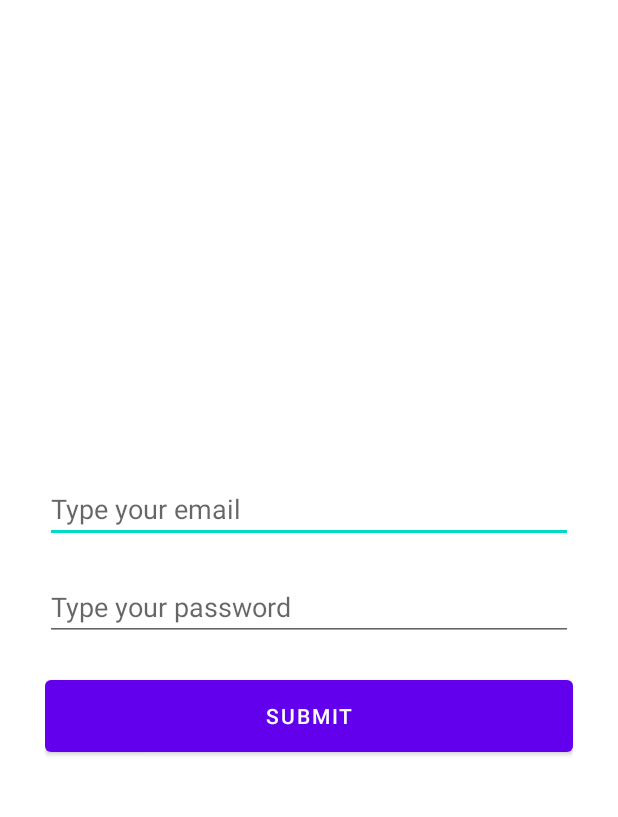
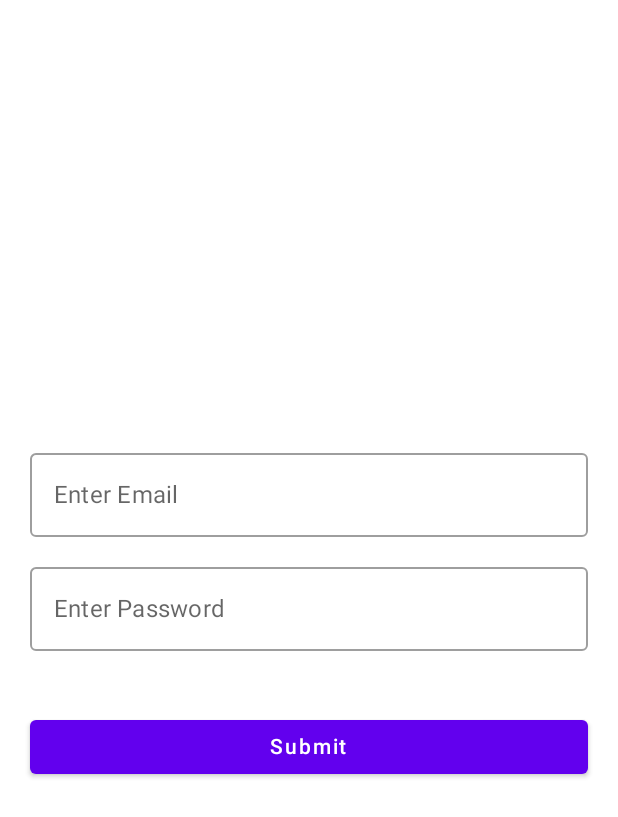
Before and after one commit to pravesh-choudhary/MyApplication2, an Android app built with Jetpack Compose: the screen it shows after launch (LoginActivity), on a phone screen of 412 x 824 dp. Shown: the top 817 px of the screen. Run offline under Robolectric (Android 15) with nearby library versions, the phone set to English and light mode, and no system bars; our stand-ins replace data binding.

Commit message:
Changed login ui to jetpack compose

```diff
--- a/app/src/main/java/com/example/myapplication/LoginActivity.kt
+++ b/app/src/main/java/com/example/myapplication/LoginActivity.kt
@@ -2,8 +2,16 @@ package com.example.myapplication
 
 import android.content.Intent
 import android.os.Bundle
-import android.widget.Toast
 import androidx.appcompat.app.AppCompatActivity
+import androidx.compose.foundation.layout.*
+import androidx.compose.material.Button
+import androidx.compose.material.OutlinedTextField
+import androidx.compose.material.Text
+import androidx.compose.runtime.mutableStateOf
+import androidx.compose.runtime.saveable.rememberSaveable
+import androidx.compose.ui.Modifier
+import androidx.compose.ui.graphics.Color
+import androidx.compose.ui.unit.dp
 import androidx.databinding.DataBindingUtil
 import androidx.lifecycle.ViewModelProvider
 import com.example.myapplication.databinding.ActivityLoginBinding
@@ -16,13 +24,66 @@ class LoginActivity : AppCompatActivity() {
         super.onCreate(savedInstanceState)
         val binding:ActivityLoginBinding=DataBindingUtil.setContentView(this,R.layout.activity_login)
         loginViewModel=ViewModelProvider(this).get(LoginViewModel::class.java)
-        binding.btnSubmit.setOnClickListener{
-            view->loginViewModel.onClick(view)
-            val email:String=binding.txtEmail.text.toString()
-            if(checkEmail(email)){
-                startActivity(Intent(this,HomeActivity::class.java))
-            }else{
-                binding.txtEmail.setError("Not Proper Email")
+
+        binding.composeView.setContent {
+            var mail = rememberSaveable { mutableStateOf("") }
+            var pass= rememberSaveable{ mutableStateOf("") }
+            var isError= rememberSaveable{
+                mutableStateOf(false)
+            }
+            Column(
+                modifier = Modifier.fillMaxSize()
+                    ,verticalArrangement = Arrangement.Center
+            ){
+                OutlinedTextField(value = mail.value,
+                    onValueChange = {
+                    mail.value=it
+                    isError.value=false },
+                    modifier = Modifier
+                        .fillMaxWidth()
+                        .padding(start=20.dp,end=20.dp,top=20.dp),
+                    placeholder = {
+                        Text("Enter Email")
+                    },
+                    isError = isError.value,
+
+                    )
+                if(isError.value){
+                  Text(
+                      text = "Not a valid email address",
+                      color= Color.Red,
+                      modifier = Modifier
+                          .padding(start=20.dp,top=5.dp)
+
+                  )
+                }
+                OutlinedTextField(value = pass.value, onValueChange = {pass.value=it},
+                    modifier = Modifier
+                        .fillMaxWidth()
+                        .padding(20.dp),
+                    placeholder = {
+                        Text("Enter Password")
+                    }
+                )
+                Button(
+                    modifier = Modifier
+                        .fillMaxWidth()
+                        .padding(20.dp)
+                    ,
+                    onClick = {
+                        if(checkEmail(mail.value)){
+                            startHome()
+                            loginViewModel.email.value=mail.value
+                            loginViewModel.pass.value=pass.value
+                        }else{
+                            isError.value=true
+                        }
+                     },
+                ){
+                    Text(
+                        text = "Submit"
+                    )
+                }
             }
         }
 
@@ -40,4 +101,7 @@ class LoginActivity : AppCompatActivity() {
     private fun checkEmail(email: String): Boolean {
         return EMAIL_ADDRESS_PATTERN.matcher(email).matches()
     }
+    private fun startHome(){
+        startActivity(Intent(applicationContext,HomeActivity::class.java))
+    }
 }
--- a/app/src/main/res/layout/activity_login.xml
+++ b/app/src/main/res/layout/activity_login.xml
@@ -1,47 +1,20 @@
 <?xml version="1.0" encoding="utf-8"?>
 <layout
     xmlns:android="http://schemas.android.com/apk/res/android"
-    xmlns:app="http://schemas.android.com/apk/res-auto"
     xmlns:tools="http://schemas.android.com/tools">
     <data>
         <variable
             name="LoginViewModel"
             type="com.example.myapplication.viewmodel.LoginViewModel" />
     </data>
+    <RelativeLayout
+        android:layout_width="match_parent"
+        android:layout_height="match_parent">
 
-<LinearLayout
-    android:layout_width="match_parent"
-    android:layout_height="match_parent"
-    android:orientation="vertical"
-    android:layout_margin="20dp"
-    android:padding="10sp"
-    android:gravity="center"
-    tools:context=".LoginActivity">
-    <EditText
-        android:layout_width="match_parent"
-        android:layout_height="wrap_content"
-        android:id="@+id/txtEmail"
-        android:hint="Type your email"
-        android:text="@={LoginViewModel.email}"
-        android:inputType="textEmailAddress">
+        <androidx.compose.ui.platform.ComposeView
+            android:id="@+id/composeView"
+            android:layout_width="match_parent"
+            android:layout_height="match_parent"/>
+    </RelativeLayout>
 
-    </EditText>
-    <EditText
-        android:layout_width="match_parent"
-        android:id="@+id/txtPassword"
-        android:hint="Type your password"
-        android:layout_marginTop="20sp"
-        android:inputType="textPassword"
-        android:text="@={LoginViewModel.pass}"
-        android:layout_height="wrap_content"/>
-    <Button
-        android:layout_height="60sp"
-        android:layout_width="match_parent"
-        android:layout_marginTop="20sp"
-        android:text="Submit"
-        android:id="@+id/btnSubmit"
-        />
-
-
-</LinearLayout>
 </layout>
--- a/build.gradle
+++ b/build.gradle
@@ -2,7 +2,8 @@
 plugins {
     id 'com.android.application' version '7.1.1' apply false
     id 'com.android.library' version '7.1.1' apply false
-    id 'org.jetbrains.kotlin.android' version '1.5.30' apply false
+    id 'org.jetbrains.kotlin.android' version '1.5.31' apply false
+
 }
 
 task clean(type: Delete) {
```
Also changed, not shown: app/build.gradle (+19 -0 lines).
